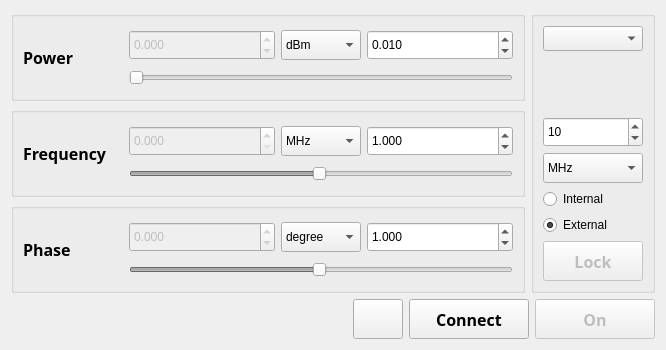
Before: the Qt Designer form Client/devices/RF/ui_resources/sub_widgets/channel_groupbox_ui.ui in jhjeong32snu/QtDeviceServer_for_IonTrap_v2, drawn with Qt 5.
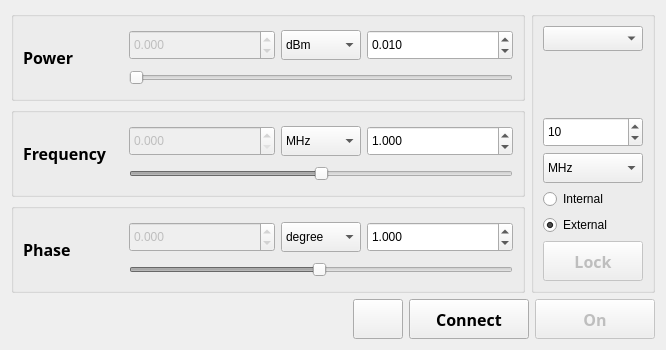
After: the same form once the commit is applied. Icons and pictures are not drawn.

The edit to the form file:
```diff
--- a/Client/devices/RF/ui_resources/sub_widgets/channel_groupbox_ui.ui
+++ b/Client/devices/RF/ui_resources/sub_widgets/channel_groupbox_ui.ui
@@ -294,10 +294,10 @@
                <bool>false</bool>
               </property>
               <property name="maximum">
-               <number>99</number>
+               <number>20</number>
               </property>
               <property name="value">
-               <number>49</number>
+               <number>10</number>
               </property>
               <property name="orientation">
                <enum>Qt::Horizontal</enum>
```
Left out of the diff: 12 changed lines with no effect on the pictures.
